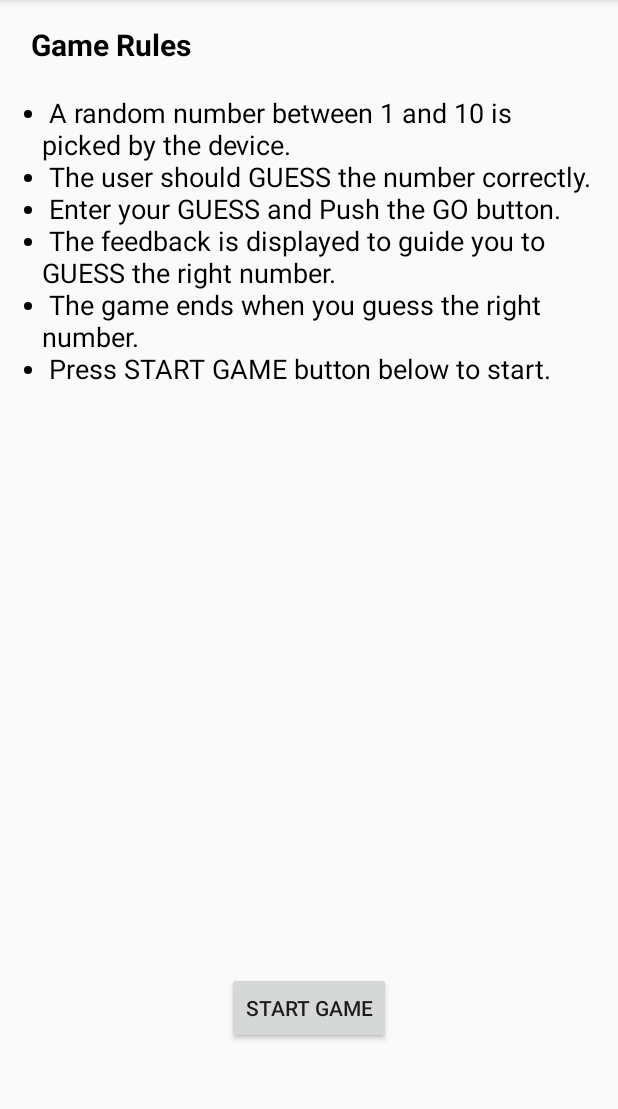
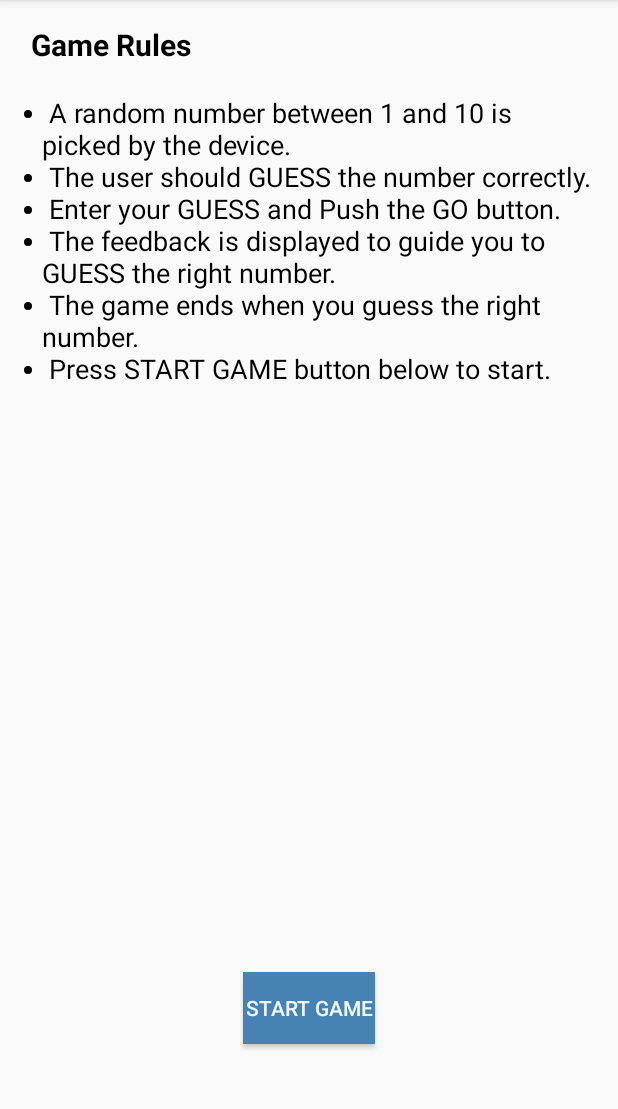
Before and after one commit to ravikantsv/NumberGuessGame, an Android app: the screen it shows after launch (MainActivity), on a phone screen of 412 x 824 dp, the part 84-1193 px from its top. Run offline under Robolectric (Android 15) with nearby library versions, the phone set to English and light mode, and no system bars.

Commit message:
Added activity screen for playing the game

```diff
--- a/NumberGuessGame/app/src/main/AndroidManifest.xml
+++ b/NumberGuessGame/app/src/main/AndroidManifest.xml
@@ -15,6 +15,7 @@
                 <category android:name="android.intent.category.LAUNCHER" />
             </intent-filter>
         </activity>
+        <activity android:name=".GameScreen1"></activity>
     </application>
 
 </manifest>
--- a/NumberGuessGame/app/src/main/res/layout/activity_main.xml
+++ b/NumberGuessGame/app/src/main/res/layout/activity_main.xml
@@ -19,9 +19,12 @@
 
     <Button
         android:text="START GAME"
+        android:textColor="#F0F8FF"
         android:layout_width="wrap_content"
         android:layout_height="wrap_content"
         android:id="@+id/bStartGame"
+        android:onClick="startGame"
+        android:background="#4682B4"
         android:layout_marginBottom="56dp"
         android:layout_alignParentBottom="true"
         android:layout_centerHorizontal="true" />
--- a/NumberGuessGame/app/src/main/res/values/strings.xml
+++ b/NumberGuessGame/app/src/main/res/values/strings.xml
@@ -1,7 +1,7 @@
 <resources>
     <string name="app_name">NumberGuessGame</string>
     <!--<string name="str1"><ul> <li>first item</li> </ul> <ul><li>item 2</li> </ul></string>-->
-    <string name="str1"><b><font size = '20' color = '@color/colorTitle'> Game Rules\n\n</font></b>
+    <string name="str1"><b><font color='@color/colorTitle' size='20'> Game Rules\n\n</font></b>
         <ul><li>A random number between 1 and 10 is picked by the device.\n</li>
             <li>The user should GUESS the number correctly.\n</li>
             <li>Enter your GUESS and Push the GO button.\n</li>
```
Also changed, not shown: NumberGuessGame/app/src/main/java/com/samatham/numberguessgame/GameScreen1.java (added, +13 -0 lines), NumberGuessGame/app/src/main/java/com/samatham/numberguessgame/MainActivity.java (+7 -0 lines), NumberGuessGame/app/src/main/res/layout/activity_game_screen1.xml (added, +13 -0 lines).
